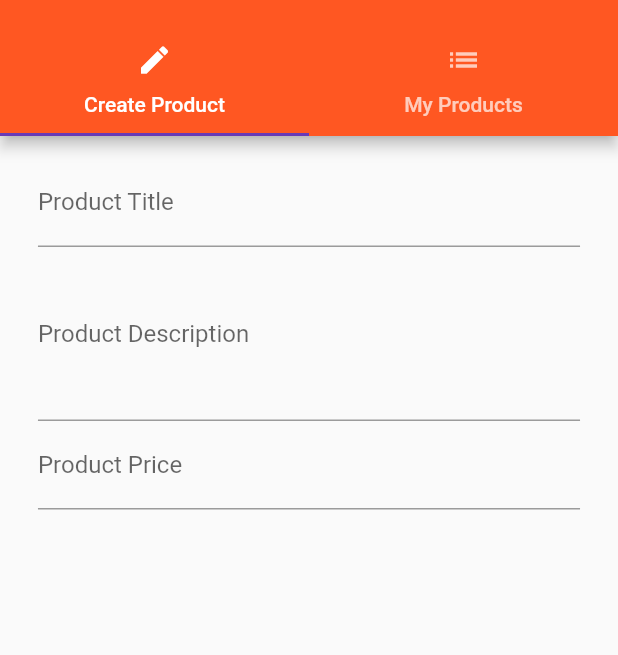
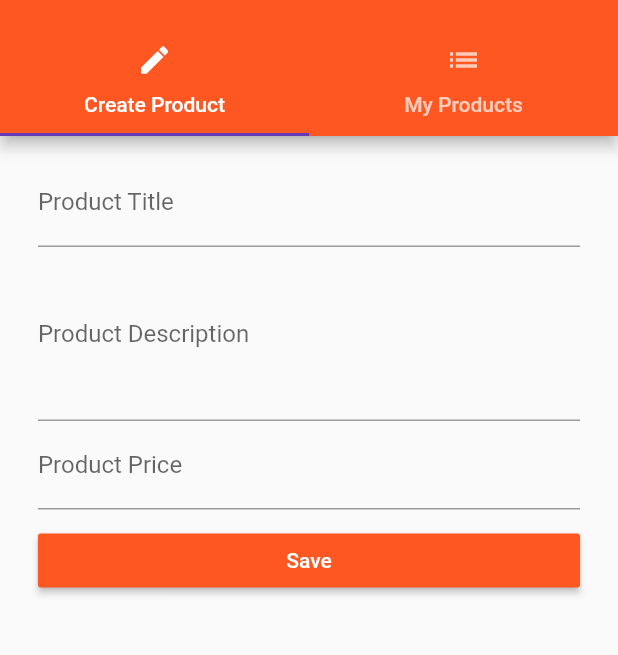
Before and after one commit to co-rama/flutter-content, a Flutter app: the ManageProductPage screen opened by its route, on a phone screen of 412 x 824 dp, the part 59-714 px from its top. Run offline on Flutter 3.47's test engine with Material 2 defaults, Android fonts, the phone set to English and light mode, and no system bars.

Commit message:
Use form Widget field and make it dynamic for addition and editing

```diff
--- a/lib/pages/manage_products.dart
+++ b/lib/pages/manage_products.dart
@@ -1,12 +1,15 @@
 import 'package:flutter/material.dart';
 
-import 'package:myapp/pages/product_create.dart';
+import 'package:myapp/pages/product_edit.dart';
 import 'package:myapp/pages/product_list.dart';
 
 class ManageProductPage extends StatelessWidget {
-  ManageProductPage(this.addProduct, this.deleteProduct);
+  ManageProductPage(
+      this.addProduct, this.updateProduct, this.deleteProduct, this.products);
+  final List<Map<String, dynamic>> products;
   final Function addProduct;
   final Function deleteProduct;
+  final Function updateProduct;
 
   Widget buildSideDrawer(BuildContext context) {
     return Drawer(
@@ -40,7 +43,10 @@ class ManageProductPage extends StatelessWidget {
           ]),
         ),
         body: TabBarView(
-          children: <Widget>[ProductCreate(addProduct), ProductList()],
+          children: <Widget>[
+            ProductEditPage(addProduct: addProduct),
+            ProductList(products, updateProduct)
+          ],
         ),
       ),
     );
--- a/lib/pages/product_create.dart
+++ /dev/null
@@ -1,114 +0,0 @@
-import 'package:flutter/material.dart';
-
-class ProductCreate extends StatefulWidget {
-  final Function addProduct;
-  ProductCreate(this.addProduct);
-  @override
-  State<StatefulWidget> createState() {
-    return _ProductCreate();
-  }
-}
-
-class _ProductCreate extends State<ProductCreate> {
-  // _ProductCreate(this.titleValue, this.description, this.price);
-  String _titleValue = '';
-  String _description = '';
-  double _price = 0.00;
-
-  Widget _buildTitleTextField() {
-    return TextField(
-      decoration: InputDecoration(labelText: 'Product Title'),
-      onChanged: (String value) {
-        setState(() {
-          _titleValue = value;
-        });
-      },
-    );
-  }
-
-  Widget _buildDescriptionTextField() {
-    return TextField(
-        decoration: InputDecoration(labelText: 'Product Description'),
-        maxLines: 4,
-        onChanged: (String value) {
-          setState(() {
-            _description = value;
-          });
-        });
-  }
-
-  Widget _buldPriceTextField() {
-    return TextField(
-      decoration: InputDecoration(labelText: 'Product Price'),
-      keyboardType: TextInputType.number,
-      onChanged: (String value) {
-        setState(() {
-          _price = double.parse(value);
-        });
-      },
-    );
-  }
-
-  void _submitForm() {
-    final Map<String, dynamic> product = {
-      'title': _titleValue,
-      'description': _description,
-      'price': _price,
-      'image': 'assets/xmass.jpg'
-    };
-    widget.addProduct(product);
-    Navigator.pushReplacementNamed(context, '/products');
-  }
-
-  @override
-  Widget build(BuildContext context) {
-    final double deviceWidth = MediaQuery.of(context).size.width;
-    final double targetWidth = deviceWidth > 550.0 ? 500.0 : deviceWidth * 0.95;
-    final double targetPadding = deviceWidth - targetWidth;
-    // return Center(
-    //     child: RaisedButton(
-    //   onPressed: () {
-    //     showModalBottomSheet(
-    //         context: context,
-    //         builder: (BuildContext context) {
-    //           return Center(
-    //             child: Text('This is modal'),
-    //           );
-    //         });
-    //   },
-    //   child: Text('Save'),
-    // ));
-
-    return Container(
-      width: targetWidth,
-      margin: EdgeInsets.all(15.0),
-      // THE LIST VIEW BY DEFAULT OCCUPY THE WHOLE WIDTH
-      child: ListView(
-        padding: EdgeInsets.symmetric(horizontal: targetPadding / 2),
-        children: <Widget>[
-          _buildTitleTextField(),
-          _buildDescriptionTextField(),
-          _buldPriceTextField(),
-          SizedBox(
-            height: 10.0,
-          ),
-          // RaisedButton(
-          //   color: Theme.of(context).primaryColor,
-          //   textColor: Colors.white,
-          //   onPressed: _submitForm,
-          //   child: Text('Save'),
-          // )
-          // GestureDetector(
-          //   onTap: _submitForm,
-          //   child:Container(
-          //   // color: ,
-          //   padding: EdgeInsets.all(5.0),
-          //   child: Text('Pro Save'),
-          //   color: Colors.red,
-          // )
-          // ),
-        ],
-      ),
-    );
-  }
-}
--- /dev/null
+++ b/lib/pages/product_edit.dart
@@ -0,0 +1,190 @@
+import 'package:flutter/material.dart';
+
+class ProductEditPage extends StatefulWidget {
+  final Function addProduct;
+  final Function updateProduct;
+  final Map<String, dynamic> product;
+  final int productIndex;
+  ProductEditPage(
+      {this.addProduct, this.product, this.updateProduct, this.productIndex});
+  @override
+  State<StatefulWidget> createState() {
+    return _ProductEditPage();
+  }
+}
+
+class _ProductEditPage extends State<ProductEditPage> {
+  // _ProductCreate(this.titleValue, this.description, this.price);
+  final Map<String, dynamic> _formData = {
+    'title': null,
+    'description': null,
+    'price': null
+  };
+  // String _titleValue = '';
+  // String _description = '';
+  // double _price = 0.00;
+  final GlobalKey<FormState> _formKey = GlobalKey<FormState>();
+
+  Widget _buildTitleTextField() {
+    return TextFormField(
+      initialValue: widget.product == null ? '' : widget.product['title'],
+      decoration: InputDecoration(labelText: 'Product Title'),
+      // onChanged: (String value) {
+      //   setState(() {
+      //     _titleValue = value;
+      //   });
+      // },
+      validator: (String value) {
+        if (value.isEmpty || value.length < 5) {
+          return 'Title is required and should be 5+ long';
+        }
+        return null;
+      },
+      onSaved: (String value) {
+        // setState(() {
+        _formData['title'] = value;
+        // });
+      },
+    );
+  }
+
+  Widget _buildDescriptionTextField() {
+    return TextFormField(
+      initialValue: widget.product == null ? '' : widget.product['description'],
+      decoration: InputDecoration(labelText: 'Product Description'),
+      maxLines: 4,
+      // onChanged: (String value) {
+      //   setState(() {
+      //     _description = value;
+      //   });
+      // },
+      onSaved: (String value) {
+        // setState(() {
+        _formData['description'] = value;
+        // });
+      },
+      validator: (String value) {
+        if (value.isEmpty || value.length < 10) {
+          return 'Description is required and should be 10+ long';
+        }
+        return null;
+      },
+    );
+  }
+
+  Widget _buldPriceTextField() {
+    return TextFormField(
+      initialValue:
+          widget.product == null ? '' : widget.product['price'].toString(),
+      decoration: InputDecoration(labelText: 'Product Price'),
+      keyboardType: TextInputType.number,
+      // onChanged: (String value) {
+      //   setState(() {
+      //     _price = double.parse(value);
+      //   });
+      // },
+      onSaved: (String value) {
+        // setState(() {
+        _formData['price'] = double.parse(value);
+        // });
+      },
+      validator: (String value) {
+        // RegExp(r'^(?:[1-9]\d*|0)?(?:\.\d+)?$')
+        if (value.isEmpty ||
+            // ignore: valid_regexps
+            !RegExp(r'^(?:[1-9]\d*|0)?(?:\.\d+)?$').hasMatch(value)) {
+          return 'Price is required and should be a number';
+        }
+        return null;
+      },
+    );
+  }
+
+  void _submitForm() {
+    if (!_formKey.currentState.validate()) {
+      return;
+    }
+    _formKey.currentState.save();
+    final Map<String, dynamic> product = {
+      'title': _formData['title'],
+      'description': _formData['description'],
+      'price': _formData['price'],
+      'image': 'assets/xmass.jpg'
+    };
+    if (widget.product != null) {
+      widget.updateProduct(widget.productIndex, product);
+    } else {
+      widget.addProduct(product);
+    }
+    Navigator.pushReplacementNamed(context, '/products');
+  }
+
+  @override
+  Widget build(BuildContext context) {
+    final double deviceWidth = MediaQuery.of(context).size.width;
+    final double targetWidth = deviceWidth > 550.0 ? 500.0 : deviceWidth * 0.95;
+    final double targetPadding = deviceWidth - targetWidth;
+    final Widget pageContent = GestureDetector(
+      onTap: () {
+        FocusScope.of(context).requestFocus(FocusNode());
+      },
+      child: Container(
+        width: targetWidth,
+        margin: EdgeInsets.all(15.0),
+        // THE LIST VIEW BY DEFAULT OCCUPY THE WHOLE WIDTH
+        child: Form(
+          key: _formKey,
+          child: ListView(
+            padding: EdgeInsets.symmetric(horizontal: targetPadding / 2),
+            children: <Widget>[
+              _buildTitleTextField(),
+              _buildDescriptionTextField(),
+              _buldPriceTextField(),
+              SizedBox(
+                height: 10.0,
+              ),
+              RaisedButton(
+                color: Theme.of(context).primaryColor,
+                textColor: Colors.white,
+                onPressed: _submitForm,
+                child: Text('Save'),
+              )
+              // GestureDetector(
+              //   onTap: _submitForm,
+              //   child:Container(
+              //   // color: ,
+              //   padding: EdgeInsets.all(5.0),
+              //   child: Text('Pro Save'),
+              //   color: Colors.red,
+              // )
+              // ),
+            ],
+          ),
+        ),
+      ),
+    );
+
+    // return Center(
+    //     child: RaisedButton(
+    //   onPressed: () {
+    //     showModalBottomSheet(
+    //         context: context,
+    //         builder: (BuildContext context) {
+    //           return Center(
+    //             child: Text('This is modal'),
+    //           );
+    //         });
+    //   },
+    //   child: Text('Save'),
+    // ));
+
+    return widget.product == null
+        ? pageContent
+        : Scaffold(
+            appBar: AppBar(
+              title: Text('Edit Product'),
+            ),
+            body: pageContent,
+          );
+  }
+}
```
Also changed, not shown: lib/main.dart (+8 -2 lines), lib/pages/product_list.dart (+27 -3 lines).
